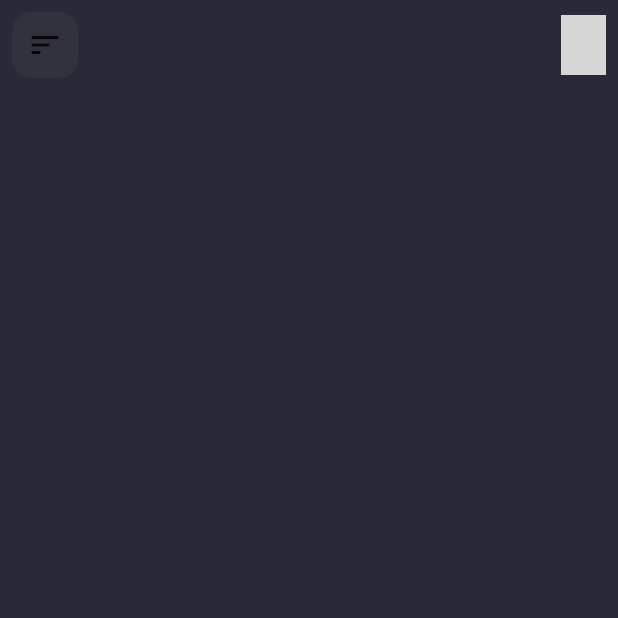
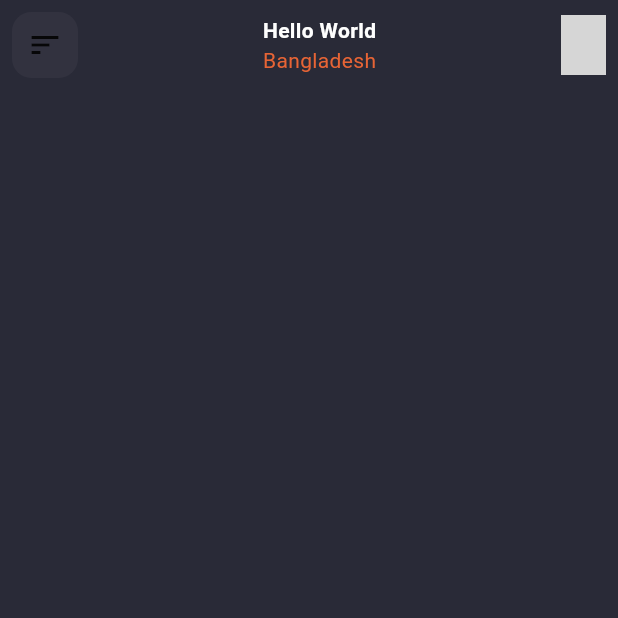
Before and after one commit to mahabubulhasibshawon/Food-Delivery-Home-Page-UI, a Flutter app: the screen it shows after launch, on a phone screen of 412 x 824 dp, the top half of it. Run offline on Flutter 3.47's test engine with Material 3 defaults, Android fonts, the phone set to English and light mode, and no system bars; network calls fail; grey boxes are pictures that could not be loaded.

Commit message:
update appbar

```diff
--- a/lib/screens/home_screen.dart
+++ b/lib/screens/home_screen.dart
@@ -27,6 +27,24 @@ class HomeScreen extends StatelessWidget {
                     child: Center(child: Icon(Icons.sort)),
                   ),
                   //   title
+                  const Column(
+                    mainAxisSize: MainAxisSize.min,
+                    children: [
+                      Text(
+                        'Hello World',
+                        style: TextStyle(
+                            fontWeight: FontWeight.bold,
+                            color: AppColors.whiteColor,
+                        ),
+                      ),
+                      Text(
+                        'Bangladesh',
+                        style: TextStyle(
+                          color: AppColors.primaryColor,
+                        ),
+                      )
+                    ],
+                  ),
                   //   profile image
                   Container(
                     height: 40,
@@ -37,6 +55,7 @@ class HomeScreen extends StatelessWidget {
                         image: DecorationImage(image: NetworkImage('https://images.pexels.com/photos/771742/pexels-photo-771742.jpeg'), fit: BoxFit.cover)
                     ),
                   ),
+
                 ],
               )
               //   title
```
